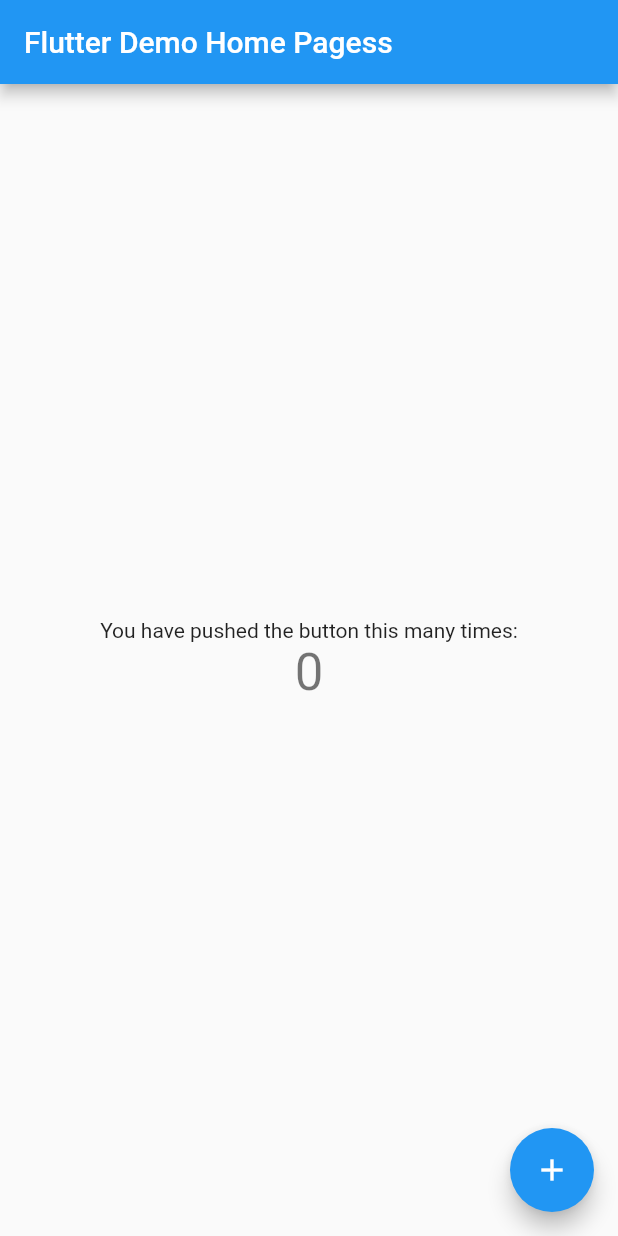
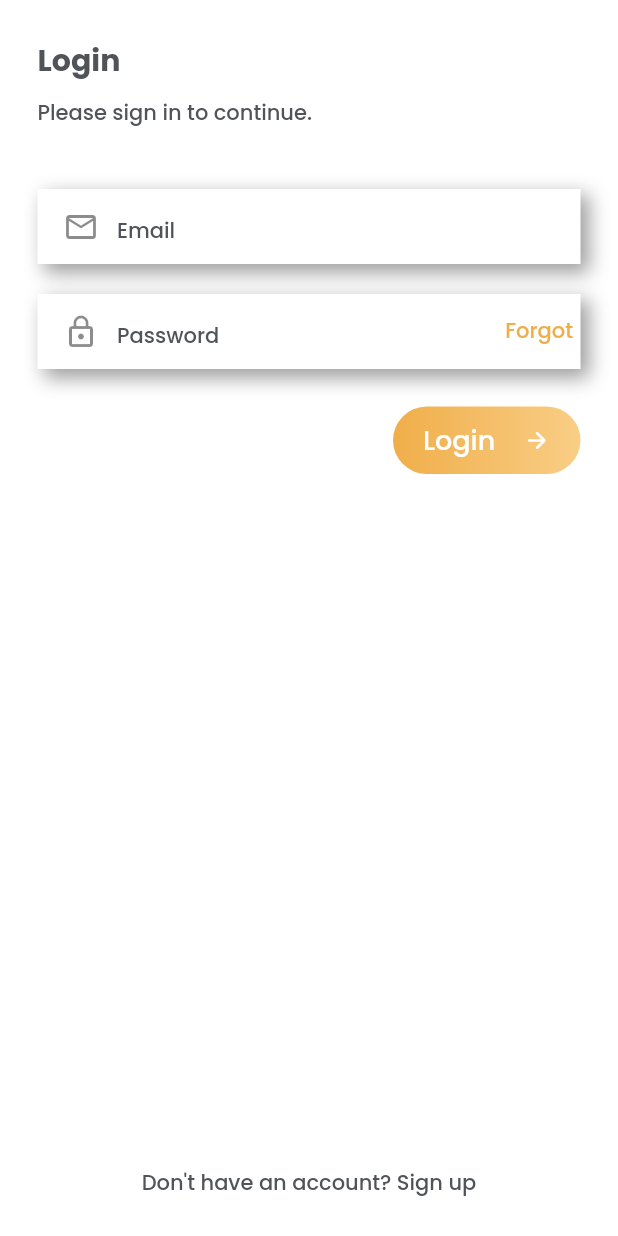
Before and after one commit to YousefZinsazK78/flutter_first_project, a Flutter app: the screen it shows after launch, on a phone screen of 412 x 824 dp. Run offline on Flutter 3.47's test engine with Material 2 defaults, Android fonts, the phone set to English and light mode, and no system bars; our stand-ins replace google_fonts.

Commit message:
70% completed ui

```diff
--- a/lib/app.dart
+++ b/lib/app.dart
@@ -1,4 +1,5 @@
 import 'package:flutter/material.dart';
+import 'package:flutter_first_project/src/screen/login_screen.dart';
 
 class MyApp extends StatelessWidget {
   const MyApp({Key? key}) : super(key: key);
@@ -20,92 +21,8 @@ class MyApp extends StatelessWidget {
         // is not restarted.
         primarySwatch: Colors.blue,
       ),
-      home: const MyHomePage(title: 'Flutter Demo Home Pagess'),
+      debugShowCheckedModeBanner: false,
+      home: const LoginScreen(),
     );
   }
 }
-
-class MyHomePage extends StatefulWidget {
-  const MyHomePage({Key? key, required this.title}) : super(key: key);
-
-  // This widget is the home page of your application. It is stateful, meaning
-  // that it has a State object (defined below) that contains fields that affect
-  // how it looks.
-
-  // This class is the configuration for the state. It holds the values (in this
-  // case the title) provided by the parent (in this case the App widget) and
-  // used by the build methods of the State. Fields in a Widget subclass are
-  // always marked "final".
-
-  final String title;
-
-  @override
-  State<MyHomePage> createState() => _MyHomePageState();
-}
-
-class _MyHomePageState extends State<MyHomePage> {
-  int _counter = 0;
-
-  void _incrementCounter() {
-    setState(() {
-      // This call to setState tells the Flutter framework that something has
-      // changed in this State, which causes it to rerun the build method below
-      // so that the display can reflect the updated values. If we changed
-      // _counter without calling setState(), then the build method would not be
-      // called again, and so nothing would appear to happen.
-      _counter++;
-    });
-  }
-
-  @override
-  Widget build(BuildContext context) {
-    // This method is rerun every time setState is called, for instance as done
-    // by the _incrementCounter method above.
-    //
-    // The Flutter framework has been optimized to make rerunning build methods
-    // fast, so that you can just rebuild anything that needs updating rather
-    // than having to individually change instances of widgets.
-    return Scaffold(
-      appBar: AppBar(
-        // Here we take the value from the MyHomePage object that was created by
-        // the App.build method, and use it to set our appbar title.
-        title: Text(widget.title),
-      ),
-      body: Center(
-        // Center is a layout widget. It takes a single child and positions it
-        // in the middle of the parent.
-        child: Column(
-          // Column is also a layout widget. It takes a list of children and
-          // arranges them vertically. By default, it sizes itself to fit its
-          // children horizontally, and tries to be as tall as its parent.
-          //
-          // Invoke "debug painting" (press "p" in the console, choose the
-          // "Toggle Debug Paint" action from the Flutter Inspector in Android
-          // Studio, or the "Toggle Debug Paint" command in Visual Studio Code)
-          // to see the wireframe for each widget.
-          //
-          // Column has various properties to control how it sizes itself and
-          // how it positions its children. Here we use mainAxisAlignment to
-          // center the children vertically; the main axis here is the vertical
-          // axis because Columns are vertical (the cross axis would be
-          // horizontal).
-          mainAxisAlignment: MainAxisAlignment.center,
-          children: <Widget>[
-            const Text(
-              'You have pushed the button this many times:',
-            ),
-            Text(
-              '$_counter',
-              style: Theme.of(context).textTheme.headline4,
-            ),
-          ],
-        ),
-      ),
-      floatingActionButton: FloatingActionButton(
-        onPressed: _incrementCounter,
-        tooltip: 'Increment',
-        child: const Icon(Icons.add),
-      ), // This trailing comma makes auto-formatting nicer for build methods.
-    );
-  }
-}
--- /dev/null
+++ b/lib/config/color_config.dart
@@ -0,0 +1,22 @@
+import 'package:flutter/material.dart';
+import 'package:google_fonts/google_fonts.dart';
+
+const Color primaryColor = Color(0xffF0AE4A);
+const Color secondaryColor = Color(0xffF9CE86);
+const Color backgroundColor = Color(0xffffffff);
+const Color blackColor = Color(0xff505357);
+const Color shadowColor = Colors.grey;
+
+TextStyle headlineTextStyle = TextStyle(
+  fontSize: 20,
+  fontFamily: GoogleFonts.poppins().fontFamily,
+  fontWeight: FontWeight.bold,
+  color: blackColor,
+);
+
+TextStyle bodyTextStyle = TextStyle(
+  fontSize: 14,
+  fontFamily: GoogleFonts.poppins().fontFamily,
+  fontWeight: FontWeight.w500,
+  color: blackColor,
+);
--- /dev/null
+++ b/lib/src/screen/login_screen.dart
@@ -0,0 +1,70 @@
+import 'package:flutter/material.dart';
+import 'package:flutter_first_project/config/color_config.dart';
+import 'package:flutter_first_project/src/widget/button_widget.dart';
+import 'package:flutter_first_project/src/widget/textfield_widget.dart';
+
+class LoginScreen extends StatelessWidget {
+  const LoginScreen({Key? key}) : super(key: key);
+
+  @override
+  Widget build(BuildContext context) {
+    return Scaffold(
+      backgroundColor: backgroundColor,
+      body: SafeArea(
+        child: Padding(
+          padding: const EdgeInsets.all(25.0),
+          child: Column(
+            crossAxisAlignment: CrossAxisAlignment.start,
+            mainAxisAlignment: MainAxisAlignment.center,
+            children: [
+              Text(
+                'Login',
+                style: headlineTextStyle,
+              ),
+              const SizedBox(
+                height: 10,
+              ),
+              Text(
+                "Please sign in to continue.",
+                style: bodyTextStyle,
+              ),
+              const SizedBox(
+                height: 40,
+              ),
+              const TextFieldWidget(
+                hintText: "Email",
+                prefixIcon: Icons.mail_outline,
+                forgotButton: false,
+              ),
+              const SizedBox(
+                height: 20,
+              ),
+              const TextFieldWidget(
+                hintText: "Password",
+                prefixIcon: Icons.lock_outline,
+                forgotButton: true,
+              ),
+              const SizedBox(
+                height: 25,
+              ),
+              const Align(
+                alignment: Alignment.centerRight,
+                child: ButtonWidget(
+                  buttonText: "Login",
+                ),
+              ),
+              const Spacer(),
+              Align(
+                alignment: Alignment.bottomCenter,
+                child: Text(
+                  'Don\'t have an account? Sign up',
+                  style: bodyTextStyle,
+                ),
+              ),
+            ],
+          ),
+        ),
+      ),
+    );
+  }
+}
--- /dev/null
+++ b/lib/src/widget/button_widget.dart
@@ -0,0 +1,50 @@
+import 'package:flutter/material.dart';
+import 'package:flutter_first_project/config/color_config.dart';
+
+class ButtonWidget extends StatelessWidget {
+  final String buttonText;
+  const ButtonWidget({
+    Key? key,
+    required this.buttonText,
+  }) : super(key: key);
+
+  @override
+  Widget build(BuildContext context) {
+    return Container(
+      width: 125,
+      height: 45,
+      decoration: BoxDecoration(
+        gradient: const LinearGradient(
+          colors: [
+            primaryColor,
+            secondaryColor,
+          ],
+          begin: Alignment.centerLeft,
+          end: Alignment.centerRight,
+        ),
+        borderRadius: BorderRadius.circular(25),
+      ),
+      padding: const EdgeInsets.symmetric(
+        horizontal: 20,
+        vertical: 5,
+      ),
+      child: Row(
+        mainAxisAlignment: MainAxisAlignment.spaceBetween,
+        children: [
+          Text(
+            buttonText,
+            style: bodyTextStyle.copyWith(
+              color: Colors.white,
+              fontSize: 18,
+            ),
+          ),
+          const Icon(
+            Icons.arrow_forward_rounded,
+            color: Colors.white,
+            size: 18,
+          )
+        ],
+      ),
+    );
+  }
+}
--- /dev/null
+++ b/lib/src/widget/textfield_widget.dart
@@ -0,0 +1,89 @@
+import 'package:flutter/material.dart';
+import 'package:flutter_first_project/config/color_config.dart';
+
+class TextFieldWidget extends StatelessWidget {
+  final String hintText;
+  final IconData prefixIcon;
+  final bool forgotButton;
+  const TextFieldWidget({
+    Key? key,
+    required this.hintText,
+    required this.prefixIcon,
+    required this.forgotButton,
+  }) : super(key: key);
+
+  @override
+  Widget build(BuildContext context) {
+    return Container(
+      height: 50,
+      decoration: const BoxDecoration(
+        color: Colors.white,
+        boxShadow: [
+          BoxShadow(
+            color: shadowColor,
+            blurRadius: 10.0,
+            spreadRadius: 1.0,
+            offset: Offset(5, 5),
+          ),
+        ],
+      ),
+      alignment: Alignment.center,
+      padding: const EdgeInsets.all(5),
+      child: forgotButton == false
+          ? TextField(
+              decoration: InputDecoration(
+                prefixIcon: Icon(
+                  prefixIcon,
+                ),
+                hintText: hintText,
+                contentPadding: const EdgeInsets.symmetric(
+                  horizontal: 5,
+                  vertical: 10,
+                ),
+                hintStyle: bodyTextStyle,
+                alignLabelWithHint: true,
+                border: InputBorder.none,
+              ),
+              maxLines: 1,
+            )
+          : Row(
+              mainAxisAlignment: MainAxisAlignment.spaceBetween,
+              children: [
+                Expanded(
+                  child: TextField(
+                    decoration: InputDecoration(
+                      prefixIcon: Icon(
+                        prefixIcon,
+                      ),
+                      hintText: hintText,
+                      contentPadding: const EdgeInsets.symmetric(
+                        horizontal: 5,
+                        vertical: 10,
+                      ),
+                      hintStyle: bodyTextStyle,
+                      alignLabelWithHint: true,
+                      border: InputBorder.none,
+                    ),
+                    maxLines: 1,
+                  ),
+                ),
+                Flexible(
+                  child: InkWell(
+                    onTap: () {
+                      ScaffoldMessenger.of(context).showSnackBar(
+                        const SnackBar(
+                          content: Text('hello'),
+                        ),
+                      );
+                    },
+                    child: Text(
+                      'Forgot',
+                      style: bodyTextStyle.copyWith(color: primaryColor),
+                    ),
+                  ),
+                ),
+              ],
+            ),
+    );
+  }
+}
--- a/pubspec.yaml
+++ b/pubspec.yaml
@@ -34,6 +34,7 @@ dependencies:
   # The following adds the Cupertino Icons font to your application.
   # Use with the CupertinoIcons class for iOS style icons.
   cupertino_icons: ^1.0.2
+  google_fonts: ^3.0.1
 
 dev_dependencies:
   flutter_test:
```
Also changed, not shown: pubspec.lock, 2 other files.
